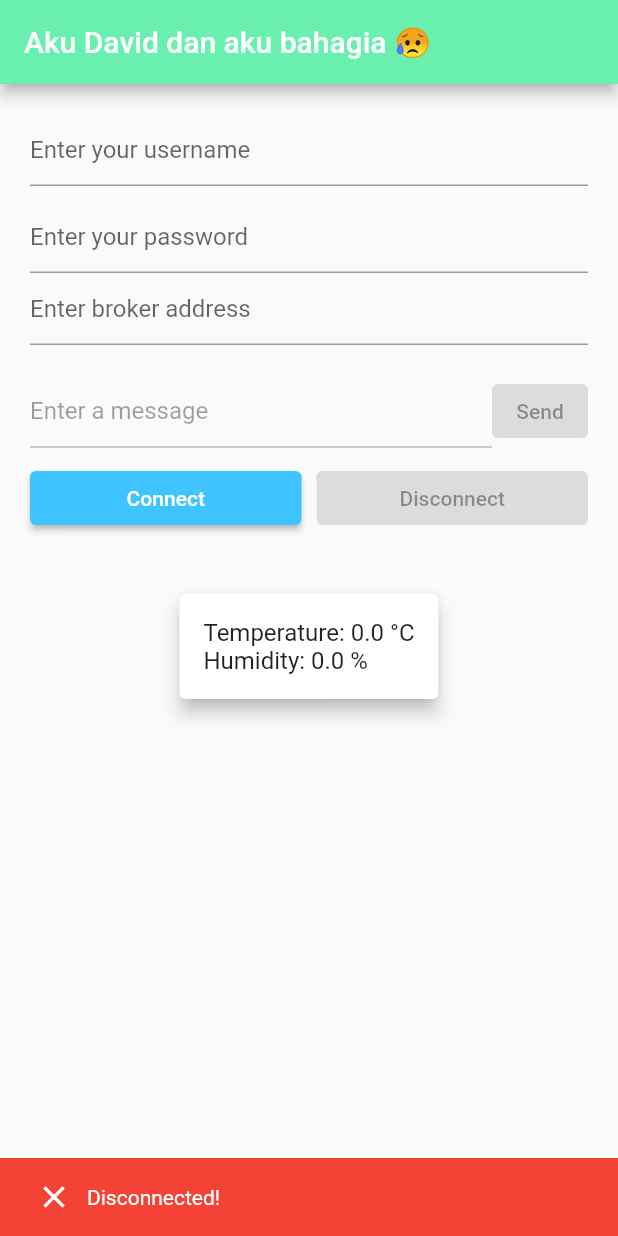
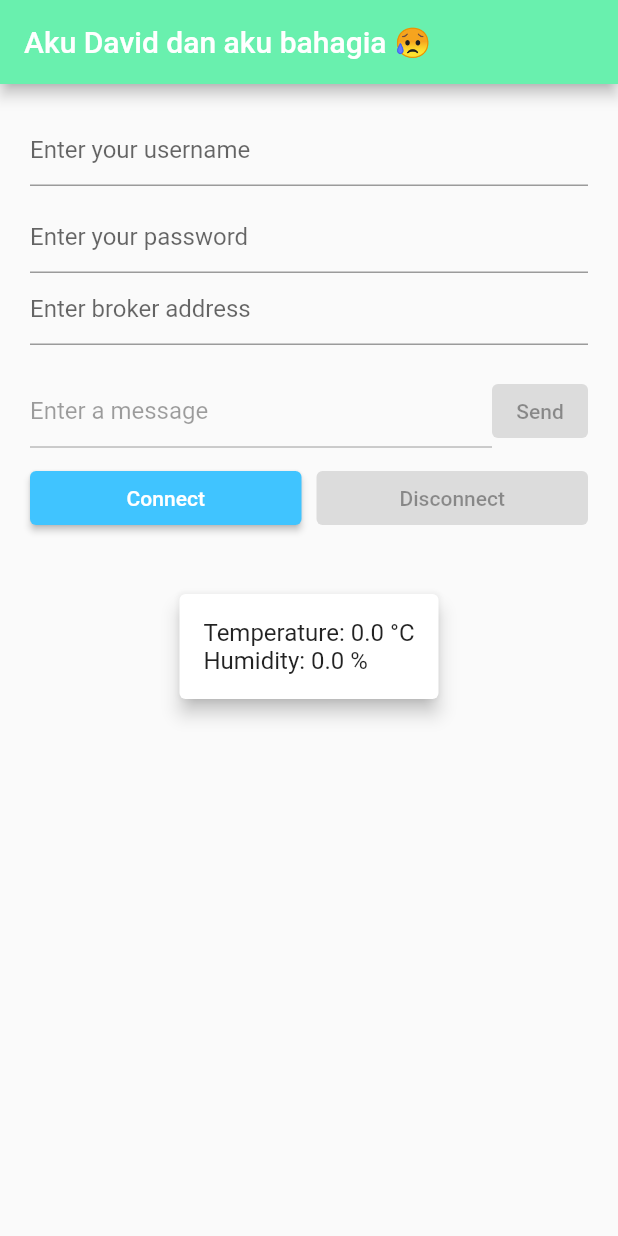
Before and after one commit to davidRT2/android_MQTTclient, a Flutter app: the first screen one second after launch, on a phone screen of 412 x 824 dp. Run offline on Flutter 3.47's test engine with Material 2 defaults, Android fonts, the light colour scheme and no system bars; missing offline and left inert: mqtt_client.

Commit message:
Deletation unused widgets

```diff
--- a/lib/mqtt/state/MQTTAppState.dart
+++ b/lib/mqtt/state/MQTTAppState.dart
@@ -5,11 +5,13 @@ import 'package:temprature_monitor/model/sensor_data.dart';
 enum MQTTAppConnectionState { connected, disconnected, connecting }
 
 class MQTTAppState with ChangeNotifier {
-  MQTTAppConnectionState _appConnectionState = MQTTAppConnectionState.disconnected;
+  MQTTAppConnectionState _appConnectionState =
+      MQTTAppConnectionState.disconnected;
   String _receivedText = '';
   String _historyText = '';
   double _temperature = 0.0;
   double _humidity = 0.0;
+  bool _firstConnection = true;
 
   void setReceivedText(String text) {
     _receivedText = text;
@@ -33,10 +35,16 @@ class MQTTAppState with ChangeNotifier {
     notifyListeners();
   }
 
+  void setFirstConnection(bool value) {
+    _firstConnection = value;
+    notifyListeners();
+  }
+
   String get getReceivedText => _receivedText;
   String get getHistoryText => _historyText;
   MQTTAppConnectionState get getAppConnectionState => _appConnectionState;
 
   double get getTemperature => _temperature;
   double get getHumidity => _humidity;
+  bool get isFirstConnection => _firstConnection;
 }
--- a/lib/widgets/mqttView.dart
+++ b/lib/widgets/mqttView.dart
@@ -77,7 +77,6 @@ class _MQTTViewState extends State<MQTTView> {
       // _buildScrollableTextWith(currentAppState.getHistoryText),
       // Show Snackbar based on connection state
       _buildStatusCard(),
-      _showStatusSnackbar(),
     ],
   );
 }
@@ -106,60 +105,6 @@ class _MQTTViewState extends State<MQTTView> {
 
   // ... (rest of your existing _MQTTViewState class)
 
-Widget _showStatusSnackbar() {
-  return Builder(
-    builder: (BuildContext context) {
-      String snackbarMessage = '';
-      IconData snackbarIcon = Icons.info; // Default icon
-      Color snackbarColor = Colors.black; // Default color
-
-      switch (currentAppState.getAppConnectionState) {
-        case MQTTAppConnectionState.connected:
-          snackbarMessage = 'Connected! Already subscribed to \n' + _topiSubscribe;
-          snackbarIcon = Icons.check;
-          snackbarColor = Colors.green;
-          break;
-        case MQTTAppConnectionState.disconnected:
-          snackbarMessage = 'Disconnected!';
-          snackbarIcon = Icons.clear;
-          snackbarColor = Colors.red;
-          break;
-        case MQTTAppConnectionState.connecting:
-          snackbarMessage = 'Proses...';
-          snackbarColor = Colors.blue;
-          break;
-        // Add other cases as needed
-        default:
-          snackbarMessage = 'Unknown state';
-      }
-
-      if (snackbarMessage.isNotEmpty) {
-        WidgetsBinding.instance?.addPostFrameCallback((_) {
-          ScaffoldMessenger.of(context).showSnackBar(
-            SnackBar(
-              content: Row(
-                children: [
-                  if (currentAppState.getAppConnectionState == MQTTAppConnectionState.connecting)
-                    CircularProgressIndicator(
-                      valueColor: AlwaysStoppedAnimation<Color>(Colors.white),
-                    )
-                  else
-                    Icon(snackbarIcon, color: Colors.white),
-                  SizedBox(width: 10),
-                  Text(snackbarMessage),
-                ],
-              ),
-              duration: Duration(seconds: 3),
-              backgroundColor: snackbarColor,
-            ),
-          );
-        });
-      }
-
-      return Container();
-    },
-  );
-}
 
 
 
```
